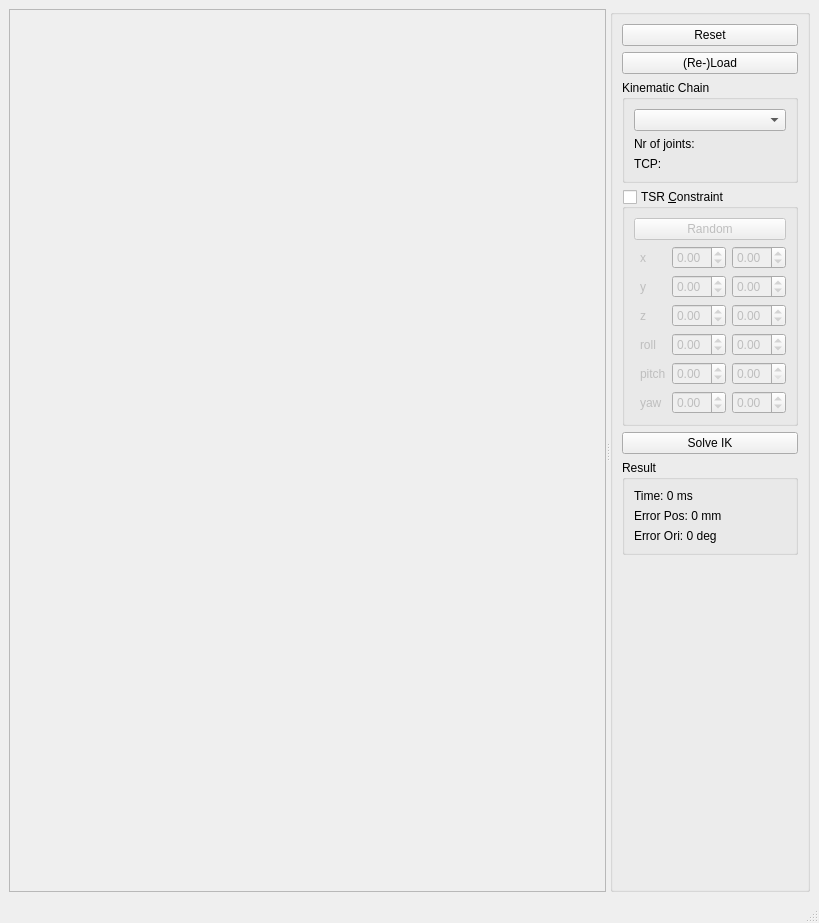
Old version of the form VirtualRobot/examples/ConstrainedIK/ConstrainedIK.ui in the repository softbankrobotics-research/Simox.
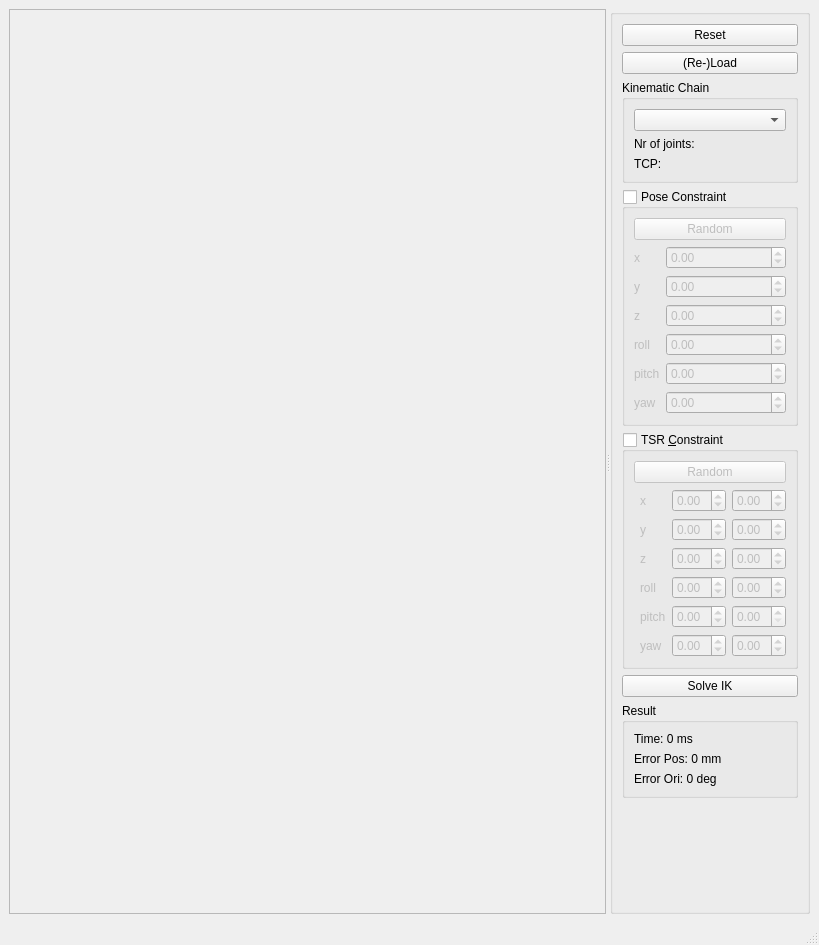
New version of the form.

Commit message: ConstrainedIKDemo: Added pose constraints

Diff of the .ui file:
```diff
--- a/VirtualRobot/examples/ConstrainedIK/ConstrainedIK.ui
+++ b/VirtualRobot/examples/ConstrainedIK/ConstrainedIK.ui
@@ -7,7 +7,7 @@
     <x>0</x>
     <y>0</y>
     <width>819</width>
-    <height>923</height>
+    <height>945</height>
    </rect>
   </property>
   <property name="windowTitle">
@@ -79,6 +79,136 @@
           </layout>
          </widget>
         </item>
+        <item>
+         <widget class="QGroupBox" name="poseGroup">
+          <property name="title">
+           <string>Pose Constraint</string>
+          </property>
+          <property name="checkable">
+           <bool>true</bool>
+          </property>
+          <property name="checked">
+           <bool>false</bool>
+          </property>
+          <layout class="QFormLayout" name="formLayout">
+           <item row="3" column="0">
+            <widget class="QLabel" name="label_11">
+             <property name="text">
+              <string>y</string>
+             </property>
+            </widget>
+           </item>
+           <item row="0" column="0" colspan="2">
+            <widget class="QPushButton" name="poseRandom">
+             <property name="text">
+              <string>Random</string>
+             </property>
+            </widget>
+           </item>
+           <item row="1" column="0">
+            <widget class="QLabel" name="label_10">
+             <property name="text">
+              <string>x</string>
+             </property>
+            </widget>
+           </item>
+           <item row="1" column="1">
+            <widget class="QDoubleSpinBox" name="poseX">
+             <property name="sizePolicy">
+              <sizepolicy hsizetype="Minimum" vsizetype="Fixed">
+               <horstretch>0</horstretch>
+               <verstretch>0</verstretch>
+              </sizepolicy>
+             </property>
+             <property name="minimum">
+              <double>-10000.000000000000000</double>
+             </property>
+             <property name="maximum">
+              <double>10000.000000000000000</double>
+             </property>
+            </widget>
+           </item>
+           <item row="3" column="1">
+            <widget class="QDoubleSpinBox" name="poseY">
+             <property name="minimum">
+              <double>-10000.000000000000000</double>
+             </property>
+             <property name="maximum">
+              <double>10000.000000000000000</double>
+             </property>
+            </widget>
+           </item>
+           <item row="6" column="0">
+            <widget class="QLabel" name="label_8">
+             <property name="text">
+              <string>z</string>
+             </property>
+            </widget>
+           </item>
+           <item row="6" column="1">
+            <widget class="QDoubleSpinBox" name="poseZ">
+             <property name="minimum">
+              <double>-10000.000000000000000</double>
+             </property>
+             <property name="maximum">
+              <double>10000.000000000000000</double>
+             </property>
+            </widget>
+           </item>
+           <item row="8" column="0">
+            <widget class="QLabel" name="label_7">
+             <property name="text">
+              <string>roll</string>
+             </property>
+            </widget>
+           </item>
+           <item row="8" column="1">
+            <widget class="QDoubleSpinBox" name="poseRoll">
+             <property name="minimum">
+              <double>-3.140000000000000</double>
+             </property>
+             <property name="maximum">
+              <double>3.140000000000000</double>
+             </property>
+            </widget>
+           </item>
+           <item row="10" column="0">
+            <widget class="QLabel" name="label_12">
+             <property name="text">
+              <string>pitch</string>
+             </property>
+            </widget>
+           </item>
+           <item row="10" column="1">
+            <widget class="QDoubleSpinBox" name="posePitch">
+             <property name="minimum">
+              <double>-3.140000000000000</double>
+             </property>
+             <property name="maximum">
+              <double>3.140000000000000</double>
+             </property>
+            </widget>
+           </item>
+           <item row="12" column="0">
+            <widget class="QLabel" name="label_9">
+             <property name="text">
+              <string>yaw</string>
+             </property>
+            </widget>
+           </item>
+           <item row="12" column="1">
+            <widget class="QDoubleSpinBox" name="poseYaw">
+             <property name="minimum">
+              <double>-3.140000000000000</double>
+             </property>
+             <property name="maximum">
+              <double>3.140000000000000</double>
+             </property>
+            </widget>
+           </item>
+          </layout>
+         </widget>
+        </item>
         <item>
          <widget class="QGroupBox" name="tsrGroup">
           <property name="title">
```
The commit also changes 2 other files.
